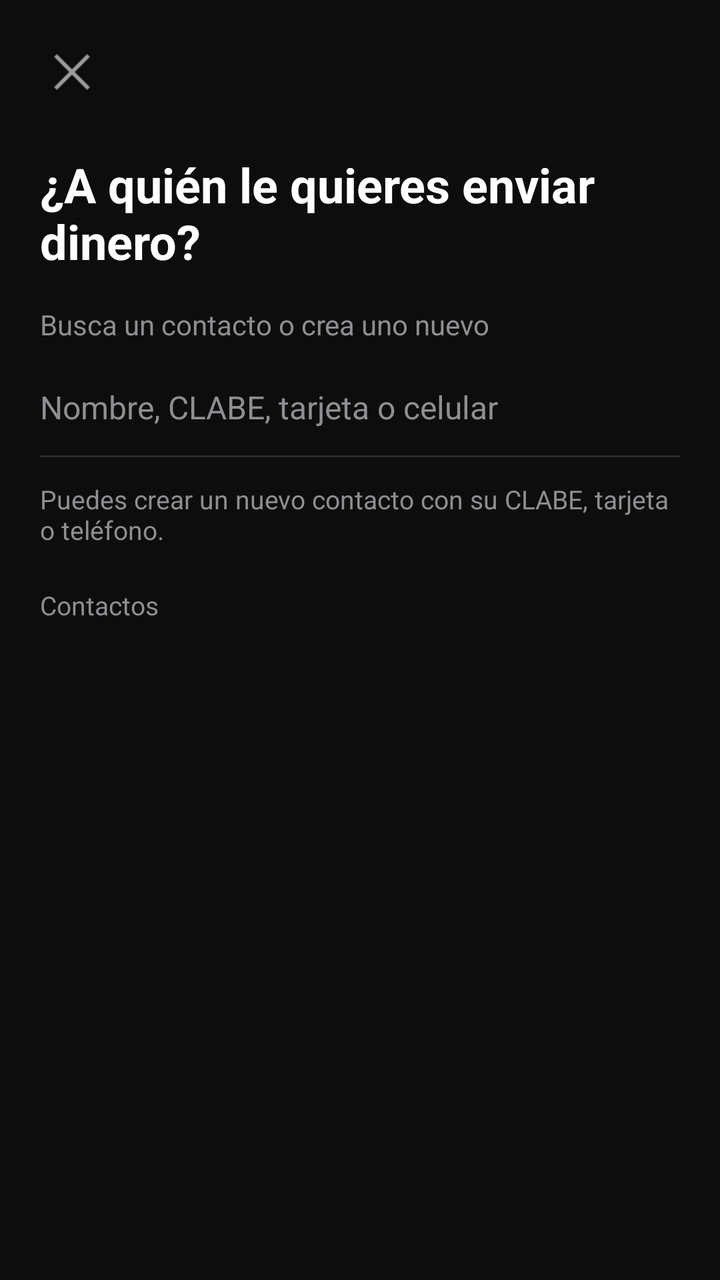
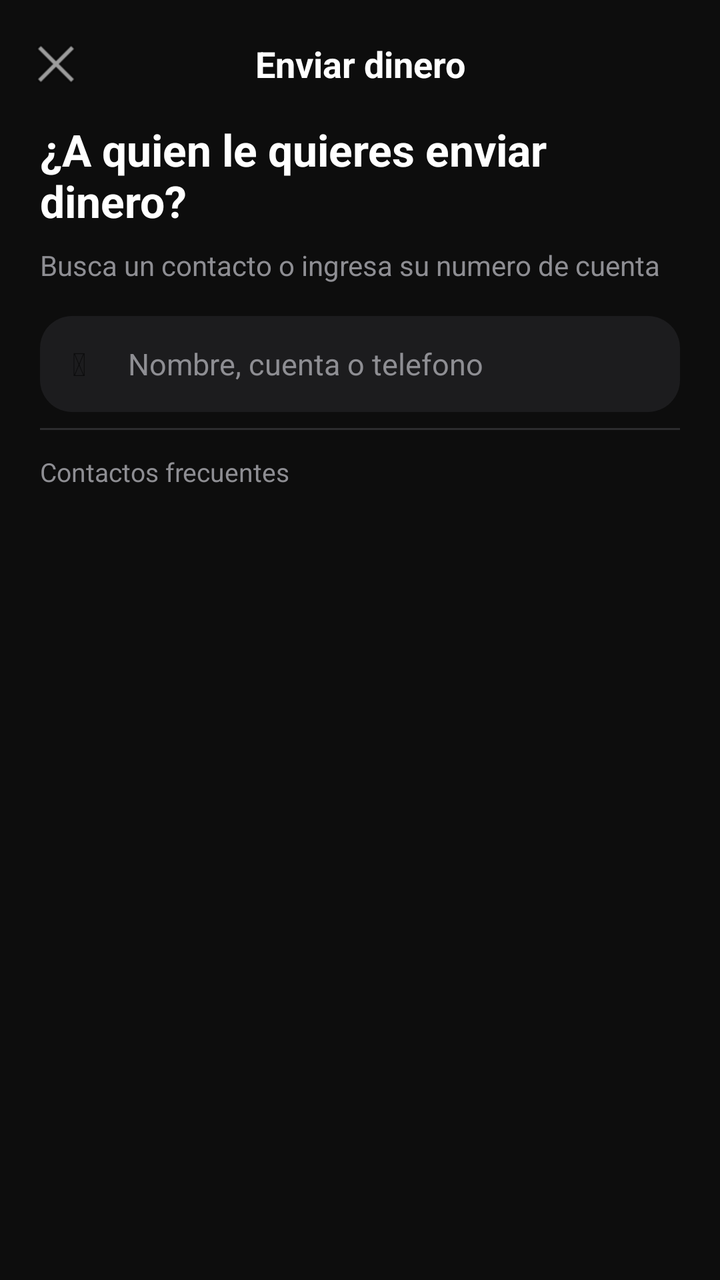

Compare the two renders of this Android layout. The source of the first and the diff that turns it into the second are given below.
<!-- AndroidManifest.xml: application theme Theme.BankApp -->
<!-- res/layout/activity_transferir.xml -->
<?xml version="1.0" encoding="utf-8"?>
<LinearLayout xmlns:android="http://schemas.android.com/apk/res/android"
    android:layout_width="match_parent"
    android:layout_height="match_parent"
    android:orientation="vertical"
    android:background="@color/bg_dark">

    <LinearLayout android:layout_width="match_parent"
        android:layout_height="wrap_content"
        android:orientation="horizontal"
        android:gravity="center_vertical"
        android:paddingHorizontal="16dp"
        android:paddingTop="16dp">
        <ImageButton android:id="@+id/btn_cerrar"
            android:layout_width="40dp" android:layout_height="40dp"
            android:background="@android:color/transparent"
            android:src="@android:drawable/ic_menu_close_clear_cancel"
            android:contentDescription="Cerrar"/>
    </LinearLayout>

    <LinearLayout android:layout_width="match_parent"
        android:layout_height="wrap_content"
        android:orientation="vertical"
        android:padding="20dp">

        <TextView android:layout_width="wrap_content"
            android:layout_height="wrap_content"
            android:text="¿A quién le quieres enviar dinero?"
            android:textColor="@color/text_primary"
            android:textSize="24sp" android:textStyle="bold"
            android:layout_marginBottom="16dp"/>

        <TextView android:layout_width="wrap_content"
            android:layout_height="wrap_content"
            android:text="Busca un contacto o crea uno nuevo"
            android:textColor="@color/text_secondary"
            android:textSize="14sp" android:layout_marginBottom="8dp"/>

        <EditText android:id="@+id/et_buscar"
            android:layout_width="match_parent"
            android:layout_height="48dp"
            android:hint="Nombre, CLABE, tarjeta o celular"
            android:textColorHint="@color/text_secondary"
            android:textColor="@color/text_primary"
            android:background="@null"
            android:textSize="16sp"
            android:inputType="text"
            android:imeOptions="actionSearch"/>

        <View android:layout_width="match_parent" android:layout_height="1dp"
            android:background="@color/divider_color"
            android:layout_marginBottom="12dp"/>

        <TextView android:layout_width="wrap_content"
            android:layout_height="wrap_content"
            android:text="Puedes crear un nuevo contacto con su CLABE, tarjeta o teléfono."
            android:textColor="@color/text_secondary"
            android:textSize="13sp" android:layout_marginBottom="20dp"/>

        <TextView android:layout_width="wrap_content"
            android:layout_height="wrap_content"
            android:text="Contactos"
            android:textColor="@color/text_secondary"
            android:textSize="13sp" android:layout_marginBottom="8dp"/>
    </LinearLayout>

    <androidx.recyclerview.widget.RecyclerView
        android:id="@+id/rv_contactos"
        android:layout_width="match_parent"
        android:layout_height="0dp"
        android:layout_weight="1"
        android:paddingHorizontal="16dp"/>

</LinearLayout>
<!-- resources referenced by this layout -->
<resources>
  <color name="bg_dark">#FF0D0D0D</color>
  <color name="divider_color">#FF2C2C2E</color>
  <color name="text_primary">#FFFFFFFF</color>
  <color name="text_secondary">#FF8E8E93</color>
  <style name="Theme.BankApp" parent="Theme.MaterialComponents.DayNight.NoActionBar">
          <item name="colorPrimary">@color/purple_primary</item>
          <item name="colorPrimaryVariant">@color/purple_dark</item>
          <item name="colorOnPrimary">@color/white</item>
          <item name="colorSurface">@color/bg_card</item>
          <item name="android:windowBackground">@color/bg_dark</item>
          <item name="android:statusBarColor">@color/bg_dark</item>
          <item name="android:navigationBarColor">@color/bg_dark</item>
      </style>
  <color name="purple_primary">#FF820AD1</color>
  <color name="purple_dark">#FF5C0A9A</color>
  <color name="white">#FFFFFFFF</color>
  <color name="bg_card">#FF1C1C1E</color>
</resources>

<!-- the commit's change to res/layout/activity_transferir.xml (unified diff, before → after) -->
@@ -5,70 +5,118 @@
     android:orientation="vertical"
     android:background="@color/bg_dark">
 
-    <LinearLayout android:layout_width="match_parent"
+    
+    <LinearLayout
+        android:layout_width="match_parent"
         android:layout_height="wrap_content"
         android:orientation="horizontal"
         android:gravity="center_vertical"
-        android:paddingHorizontal="16dp"
-        android:paddingTop="16dp">
-        <ImageButton android:id="@+id/btn_cerrar"
-            android:layout_width="40dp" android:layout_height="40dp"
+        android:paddingHorizontal="8dp"
+        android:paddingTop="12dp"
+        android:paddingBottom="8dp">
+
+        <ImageButton
+            android:id="@+id/btn_cerrar"
+            android:layout_width="40dp"
+            android:layout_height="40dp"
             android:background="@android:color/transparent"
             android:src="@android:drawable/ic_menu_close_clear_cancel"
             android:contentDescription="Cerrar"/>
+
+        <TextView
+            android:layout_width="0dp"
+            android:layout_weight="1"
+            android:layout_height="wrap_content"
+            android:text="Enviar dinero"
+            android:textColor="@color/text_primary"
+            android:textSize="18sp"
+            android:textStyle="bold"
+            android:gravity="center"/>
+
+        <View
+            android:layout_width="40dp"
+            android:layout_height="40dp"/>
     </LinearLayout>
 
-    <LinearLayout android:layout_width="match_parent"
+    
+    <LinearLayout
+        android:layout_width="match_parent"
         android:layout_height="wrap_content"
         android:orientation="vertical"
-        android:padding="20dp">
+        android:paddingHorizontal="20dp"
+        android:paddingBottom="8dp">
 
-        <TextView android:layout_width="wrap_content"
+        <TextView
+            android:layout_width="wrap_content"
             android:layout_height="wrap_content"
-            android:text="¿A quién le quieres enviar dinero?"
+            android:text="&#191;A quien le quieres enviar dinero?"
             android:textColor="@color/text_primary"
-            android:textSize="24sp" android:textStyle="bold"
+            android:textSize="22sp"
+            android:textStyle="bold"
+            android:layout_marginBottom="8dp"/>
+
+        <TextView
+            android:layout_width="wrap_content"
+            android:layout_height="wrap_content"
+            android:text="Busca un contacto o ingresa su numero de cuenta"
+            android:textColor="@color/text_secondary"
+            android:textSize="14sp"
             android:layout_marginBottom="16dp"/>
 
-        <TextView android:layout_width="wrap_content"
-            android:layout_height="wrap_content"
-            android:text="Busca un contacto o crea uno nuevo"
-            android:textColor="@color/text_secondary"
-            android:textSize="14sp" android:layout_marginBottom="8dp"/>
-
-        <EditText android:id="@+id/et_buscar"
+        
+        <LinearLayout
             android:layout_width="match_parent"
             android:layout_height="48dp"
-            android:hint="Nombre, CLABE, tarjeta o celular"
-            android:textColorHint="@color/text_secondary"
-            android:textColor="@color/text_primary"
-            android:background="@null"
-            android:textSize="16sp"
-            android:inputType="text"
-            android:imeOptions="actionSearch"/>
+            android:background="@drawable/card_dark"
+            android:orientation="horizontal"
+            android:gravity="center_vertical"
+            android:paddingHorizontal="16dp"
+            android:layout_marginBottom="8dp">
 
-        <View android:layout_width="match_parent" android:layout_height="1dp"
+            <TextView
+                android:layout_width="20dp"
+                android:layout_height="wrap_content"
+                android:text="&#128269;"
+                android:textSize="16sp"/>
+
+            <EditText
+                android:id="@+id/et_buscar"
+                android:layout_width="0dp"
+                android:layout_weight="1"
+                android:layout_height="match_parent"
+                android:hint="Nombre, cuenta o telefono"
+                android:textColorHint="@color/text_secondary"
+                android:textColor="@color/text_primary"
+                android:background="@null"
+                android:textSize="15sp"
+                android:inputType="text"
+                android:imeOptions="actionSearch"
+                android:paddingStart="8dp"/>
+        </LinearLayout>
+
+        
+        <View
+            android:layout_width="match_parent"
+            android:layout_height="1dp"
             android:background="@color/divider_color"
             android:layout_marginBottom="12dp"/>
 
-        <TextView android:layout_width="wrap_content"
+        <TextView
+            android:layout_width="wrap_content"
             android:layout_height="wrap_content"
-            android:text="Puedes crear un nuevo contacto con su CLABE, tarjeta o teléfono."
+            android:text="Contactos frecuentes"
             android:textColor="@color/text_secondary"
-            android:textSize="13sp" android:layout_marginBottom="20dp"/>
-
-        <TextView android:layout_width="wrap_content"
-            android:layout_height="wrap_content"
-            android:text="Contactos"
-            android:textColor="@color/text_secondary"
-            android:textSize="13sp" android:layout_marginBottom="8dp"/>
+            android:textSize="13sp"
+            android:layout_marginBottom="4dp"/>
     </LinearLayout>
 
+    
     <androidx.recyclerview.widget.RecyclerView
         android:id="@+id/rv_contactos"
         android:layout_width="match_parent"
         android:layout_height="0dp"
         android:layout_weight="1"
-        android:paddingHorizontal="16dp"/>
+        android:paddingHorizontal="12dp"
+        android:clipToPadding="false"/>
 
 </LinearLayout>
<!-- resource entries referenced after the edit -->
@@ -4,6 +4,12 @@
   <color name="divider_color">#FF2C2C2E</color>
   <color name="text_primary">#FFFFFFFF</color>
   <color name="text_secondary">#FF8E8E93</color>
+  <!-- drawable card_dark (drawable) -->
+  <?xml version="1.0" encoding="utf-8"?>
+  <shape xmlns:android="http://schemas.android.com/apk/res/android">
+      <solid android:color="@color/bg_card"/>
+      <corners android:radius="16dp"/>
+  </shape>
   <style name="Theme.BankApp" parent="Theme.MaterialComponents.DayNight.NoActionBar">
           <item name="colorPrimary">@color/purple_primary</item>
           <item name="colorPrimaryVariant">@color/purple_dark</item>
